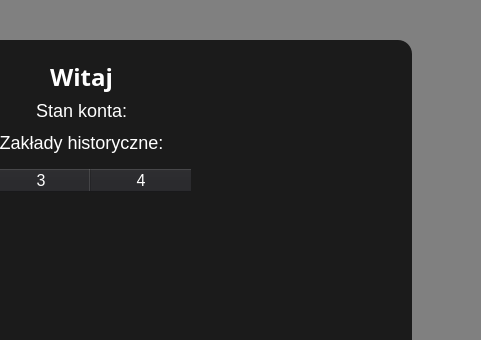
Before: the Qt Designer form mainwindow.ui in danielbednarz/betting-app, drawn with Qt 5; both pictures show x 319 to 800 and y 0 to 340 of the 800 by 600 pixel window.
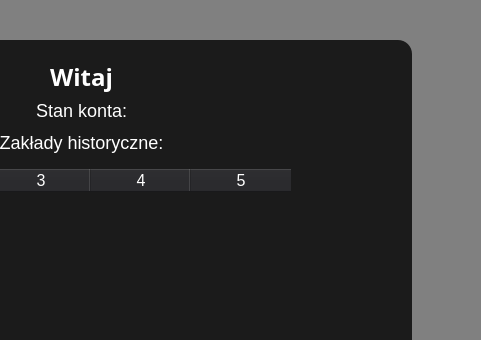
After: the same form once the commit is applied. The open tabs and pages were chosen to show the change.

```diff
--- a/mainwindow.ui
+++ b/mainwindow.ui
@@ -921,12 +921,13 @@
            <enum>Qt::ScrollBarAlwaysOff</enum>
           </property>
           <property name="columnCount">
-           <number>4</number>
+           <number>5</number>
           </property>
           <column/>
           <column/>
           <column/>
           <column/>
+          <column/>
          </widget>
         </item>
         <item>
```
Left out of the diff: 2 changed lines with no effect on the pictures.
